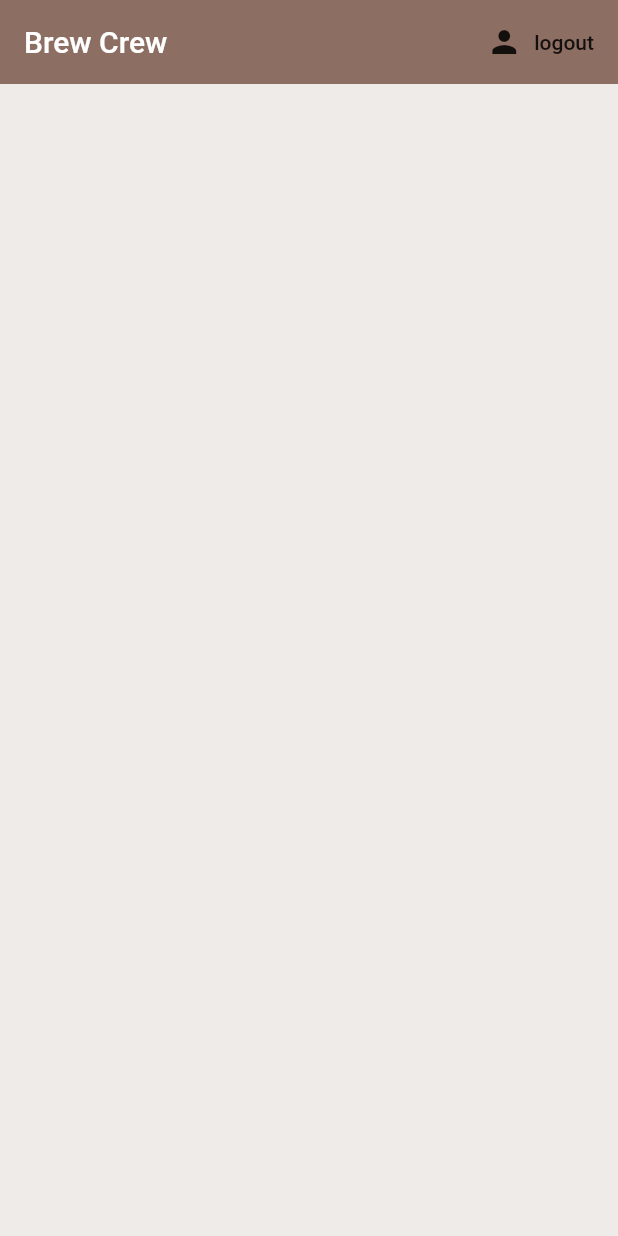
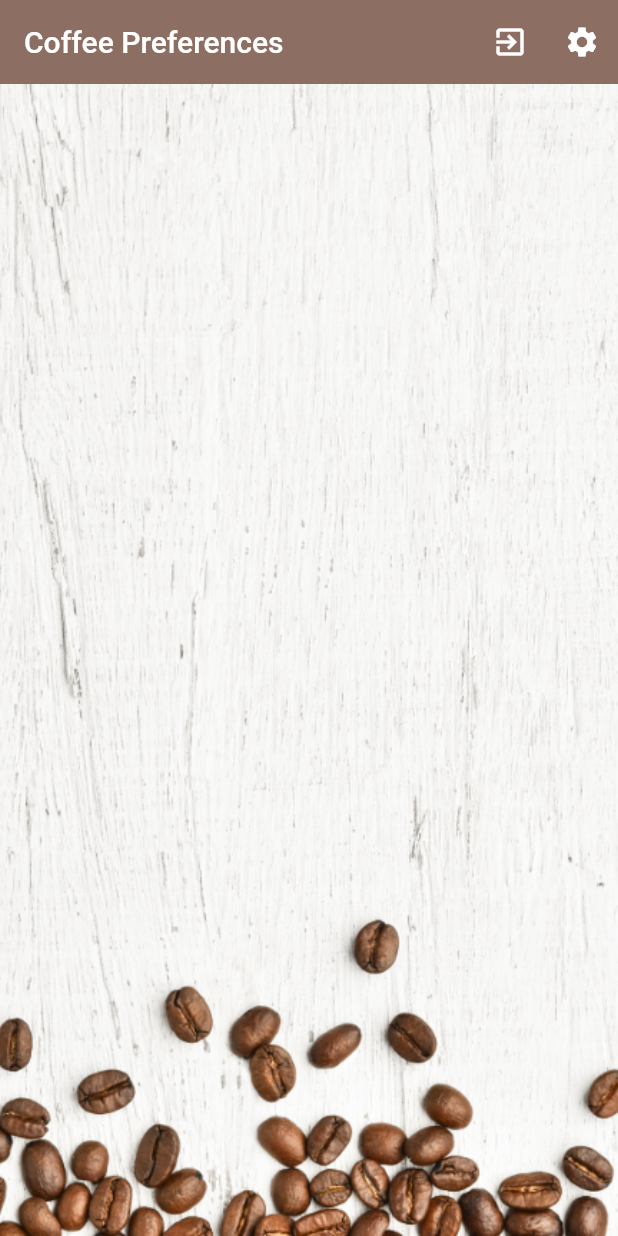
Before and after one commit to lucamerighi/flutter_auth, a Flutter app: the screen it shows once a user with an empty profile is signed in, on a phone screen of 412 x 824 dp. Run offline on Flutter 3.47's test engine with Material 2 defaults, Android fonts, the phone set to English and light mode, and no system bars; our stand-ins replace cloud_firestore, firebase_auth, flutter_spinkit; accounts and stored records are empty.

Commit message:
coffee pref app

```diff
--- /dev/null
+++ b/lib/models/brew.dart
@@ -0,0 +1,7 @@
+class Brew {
+  final String name;
+  final String sugars;
+  final int strength;
+
+  Brew({this.name, this.sugars, this.strength});
+}
--- a/lib/models/user.dart
+++ b/lib/models/user.dart
@@ -3,3 +3,12 @@ class User {
 
   User({this.uid});
 }
+
+class UserData {
+  final String uid;
+  final String name;
+  final String sugars;
+  final int strength;
+
+  UserData({this.uid, this.name, this.sugars, this.strength});
+}
--- a/lib/screens/authenticate/sign_in.dart
+++ b/lib/screens/authenticate/sign_in.dart
@@ -44,6 +44,7 @@ class _SignInState extends State<SignIn> with SingleTickerProviderStateMixin {
               child: Form(
                 key: _formKey,
                 child: Column(
+                  mainAxisAlignment: MainAxisAlignment.center,
                   children: <Widget>[
                     SizedBox(height: 20),
                     TextFormField(
@@ -62,6 +63,9 @@ class _SignInState extends State<SignIn> with SingleTickerProviderStateMixin {
                       },
                       obscureText: true,
                     ),
+                    SizedBox(
+                      height: 20,
+                    ),
                     RaisedButton(
                       onPressed: () async {
                         if (_formKey.currentState.validate()) {
@@ -75,7 +79,7 @@ class _SignInState extends State<SignIn> with SingleTickerProviderStateMixin {
                           }
                         }
                       },
-                      color: Colors.pink[400],
+                      color: Colors.red[400],
                       child: Text(
                         'Sign in',
                         style: TextStyle(color: Colors.white),
--- /dev/null
+++ b/lib/screens/home/brew_list.dart
@@ -0,0 +1,22 @@
+import 'package:flutter/material.dart';
+import 'package:hello_firebase/models/brew.dart';
+import 'package:hello_firebase/screens/home/brew_tile.dart';
+import 'package:provider/provider.dart';
+
+class BrewList extends StatefulWidget {
+  @override
+  _BrewListState createState() => _BrewListState();
+}
+
+class _BrewListState extends State<BrewList> {
+  @override
+  Widget build(BuildContext context) {
+    final brews = Provider.of<List<Brew>>(context) ?? [];
+    return ListView.builder(
+      itemCount: brews.length,
+      itemBuilder: (context, index) {
+        return BrewTile(brew: brews[index]);
+      },
+    );
+  }
+}
--- a/lib/screens/home/home.dart
+++ b/lib/screens/home/home.dart
@@ -1,26 +1,47 @@
+import 'package:cloud_firestore/cloud_firestore.dart';
 import 'package:flutter/material.dart';
+import 'package:hello_firebase/models/brew.dart';
+import 'package:hello_firebase/screens/home/brew_list.dart';
+import 'package:hello_firebase/screens/home/settings_form.dart';
 import 'package:hello_firebase/services/auth.dart';
+import 'package:hello_firebase/services/database.dart';
+import 'package:provider/provider.dart';
 
 class Home extends StatelessWidget {
   final AuthService _auth = AuthService();
 
   @override
   Widget build(BuildContext context) {
-    return Scaffold(
+    void _showSettingPanel() {
+      showModalBottomSheet(
+          context: context,
+          builder: (context) {
+            return Container(
+              padding: EdgeInsets.symmetric(vertical: 20, horizontal: 60),
+              child: SettingsForm(),
+            );
+          });
+    }
+
+    return StreamProvider<List<Brew>>.value(
+      value: DatabaseService().brews,
+      child: Scaffold(
         backgroundColor: Colors.brown[50],
         appBar: AppBar(
-        title: Text('Brew Crew'),
+          title: Text('Coffee Preferences'),
           backgroundColor: Colors.brown[400],
           elevation: 0.0,
           actions: <Widget>[
-          FlatButton.icon(
-            onPressed: () async {
-              await _auth.signOut();
-            },
-            icon: Icon(Icons.person),
-            label: Text('logout'),
-          )
+            IconButton(icon: Icon(Icons.exit_to_app), onPressed: () async => await _auth.signOut()),
+            IconButton(icon: Icon(Icons.settings), onPressed: () => _showSettingPanel())
           ],
+        ),
+        body: Container(
+          decoration: BoxDecoration(
+            image: DecorationImage(image: AssetImage('assets/coffee_bg.png'), fit: BoxFit.cover),
+          ),
+          child: BrewList(),
+        ),
       ),
     );
   }
--- a/lib/services/database.dart
+++ b/lib/services/database.dart
@@ -1,4 +1,6 @@
 import 'package:cloud_firestore/cloud_firestore.dart';
+import 'package:hello_firebase/models/brew.dart';
+import 'package:hello_firebase/models/user.dart';
 
 class DatabaseService {
   final String uid;
@@ -10,4 +12,24 @@ class DatabaseService {
   Future updateUserData(String sugars, String name, int strength) async {
     return await brewCollection.document(uid).setData({'sugars': sugars, 'name': name, 'strength': strength});
   }
+
+  List<Brew> _brewListFromSnapshot(QuerySnapshot snapshot) {
+    return snapshot.documents
+        .map((doc) =>
+            Brew(name: doc.data['name'] ?? '', sugars: doc.data['sugars'] ?? '0', strength: doc.data['strength'] ?? 0))
+        .toList();
+  }
+
+  Stream<List<Brew>> get brews {
+    return brewCollection.snapshots().map(_brewListFromSnapshot);
+  }
+
+  UserData _userDataFromSnapshot(DocumentSnapshot snapshot) {
+    return UserData(
+        uid: uid, name: snapshot.data['name'], sugars: snapshot.data['sugars'], strength: snapshot.data['strength']);
+  }
+
+  Stream<UserData> get userData {
+    return brewCollection.document(uid).snapshots().map(_userDataFromSnapshot);
+  }
 }
```
Also changed, not shown: lib/screens/authenticate/register.dart (+12 -3 lines), lib/screens/home/brew_tile.dart (added, +27 -0 lines), lib/screens/home/settings_form.dart (added, +88 -0 lines), pubspec.yaml (+7 -3 lines), assets/coffee_bg.png (added), assets/coffee_icon.png (added), assets/icon.png (added), 27 other files. Lines whose indentation alone changed are shown as unchanged.
